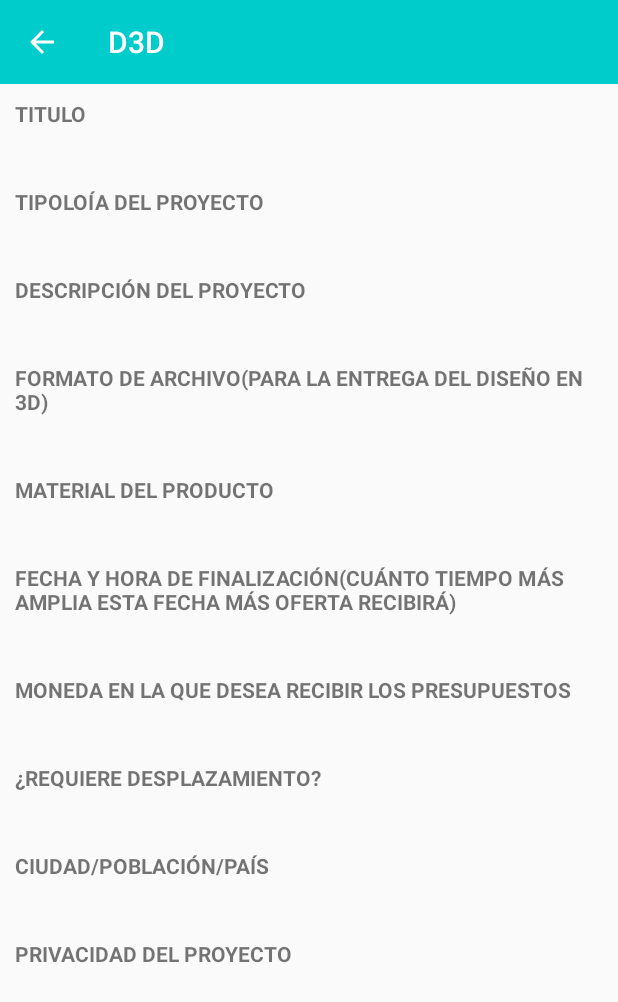
After one commit to chrisvk66/D3D-master, an Android app: the ResumenProyecto screen opened directly, with no data from a screen before it, on a phone screen of 412 x 824 dp. The commit adds this screen. Shown: the top 1002 px of the screen. Run offline under Robolectric (Android 15) with nearby library versions, the phone set to English and light mode, and no system bars; 1 statement that could not run was skipped.

```diff
--- a/app/src/main/AndroidManifest.xml
+++ b/app/src/main/AndroidManifest.xml
@@ -32,7 +32,7 @@
         <activity android:name=".Publish_Project" android:theme="@style/AppTheme.NoActionBar"></activity>
         <activity android:name=".Project_Main" android:theme="@style/AppTheme.NoActionBar"></activity>
         <activity android:name=".Evaluation" android:theme="@style/AppTheme.NoActionBar"></activity>
-
+        <activity android:name=".ResumenProyecto" android:theme="@style/AppTheme.NoActionBar"></activity>
 
     </application>
 
--- a/app/src/main/java/com/doingit3d/d3d/Evaluation.java
+++ b/app/src/main/java/com/doingit3d/d3d/Evaluation.java
@@ -1,13 +1,10 @@
 package com.doingit3d.d3d;
 
-import android.app.Activity;
 import android.content.Intent;
 import android.os.Build;
 import android.os.Bundle;
 import android.support.v7.app.AppCompatActivity;
 import android.support.v7.widget.Toolbar;
-import android.widget.ImageView;
-import android.widget.RatingBar;
 
 /**
  * Created by chris on 13/05/2017.
--- a/app/src/main/java/com/doingit3d/d3d/MenuListFragment.java
+++ b/app/src/main/java/com/doingit3d/d3d/MenuListFragment.java
@@ -116,14 +116,12 @@ public class MenuListFragment extends Fragment {
                     }else{
                         Toast.makeText(getContext(),"inicia sesion primero",Toast.LENGTH_SHORT).show();
                     }
-
                 }
-
 
                 return true;
             }
         }) ;
-       // setupHeader();
+
         return  view ;
     }
 }
--- a/app/src/main/java/com/doingit3d/d3d/Profile.java
+++ b/app/src/main/java/com/doingit3d/d3d/Profile.java
@@ -1,6 +1,5 @@
 package com.doingit3d.d3d;
 
-import android.app.Activity;
 import android.content.Intent;
 import android.os.Build;
 import android.os.Bundle;
--- /dev/null
+++ b/app/src/main/java/com/doingit3d/d3d/ResumenProyecto.java
@@ -0,0 +1,67 @@
+package com.doingit3d.d3d;
+
+import android.content.Intent;
+import android.os.Build;
+import android.os.Bundle;
+import android.support.v7.app.AppCompatActivity;
+import android.support.v7.widget.Toolbar;
+import android.widget.TextView;
+
+/**
+ * Created by david.martin on 18/05/2017.
+ */
+
+public class ResumenProyecto extends AppCompatActivity{
+
+    private TextView tipo_proyecto,titulo,descripcion,fecha,pais,moneda,
+    desplazamiento,formato_archivo,privacidad,material;
+    private BBDD_Controller controller = new BBDD_Controller(this);
+    private int id_proyecto;
+    private  final int RESUMEN=55;
+
+    protected void onCreate(Bundle savedInstanceState) {
+        super.onCreate(savedInstanceState);
+        setContentView(R.layout.resumen_proyecto);
+
+        Intent i=getIntent();
+        id_proyecto= i.getExtras().getInt("pos");
+
+        //poned en todas las actividades que querais la toolbar este codigo
+        Toolbar toolbar = (Toolbar) findViewById(R.id.toolbar2);
+        setSupportActionBar(toolbar);
+        getSupportActionBar().setDisplayHomeAsUpEnabled(true);
+        getSupportActionBar().setDisplayShowHomeEnabled(true);
+
+        tipo_proyecto=(TextView) findViewById(R.id.tv_tipologia_resumen);
+        titulo=(TextView) findViewById(R.id.tv_titulo_resumen);
+        descripcion=(TextView) findViewById(R.id.tv_descripcion_resumen);
+        fecha=(TextView) findViewById(R.id.tv_fecha_seleccionada_resumen);
+        pais=(TextView) findViewById(R.id.tv_pais_resumen);
+        moneda=(TextView) findViewById(R.id.tv_moneda_resumen);
+        desplazamiento=(TextView) findViewById(R.id.tv_desplazamiento_resumen);
+        formato_archivo=(TextView) findViewById(R.id.tv_formato_resumen);
+        privacidad=(TextView) findViewById(R.id.tv_privacidad_resumen);
+        material=(TextView) findViewById(R.id.tv_material_resumen);
+
+        controller.resumen_list(id_proyecto,tipo_proyecto,titulo,descripcion,fecha,pais,moneda,desplazamiento,formato_archivo,privacidad,material);
+
+    }
+
+
+    @Override
+    public boolean onSupportNavigateUp() {
+        onBackPressed();//llama a este metodo
+        return true;
+    }
+
+    public void onBackPressed() {
+       /* if (Build.VERSION.SDK_INT >= Build.VERSION_CODES.JELLY_BEAN) {
+            finishAffinity();
+        }
+        startActivity(new Intent(this,Project_Main.class));*/
+
+        Intent i = new Intent();
+        setResult(RESULT_OK, i);
+        finish();
+    }
+}
--- a/app/src/main/res/layout/register_user.xml
+++ b/app/src/main/res/layout/register_user.xml
@@ -68,9 +68,10 @@
                                 android:id="@+id/foto_registro"
                                 android:layout_width="match_parent"
                                 android:layout_height="wrap_content"
-                                android:src="@drawable/img_perfil"
+                                android:adjustViewBounds="false"
                                 android:clickable="true"
                                 android:onClick="ponerFoto"
+                                android:src="@drawable/img_perfil"
                                 app:civ_border_color="#FF000000"
                                 app:civ_border_width="2dp" />
                         </LinearLayout>
--- /dev/null
+++ b/app/src/main/res/layout/resumen_proyecto.xml
@@ -0,0 +1,177 @@
+<?xml version="1.0" encoding="utf-8"?>
+<LinearLayout xmlns:android="http://schemas.android.com/apk/res/android"
+    android:layout_width="match_parent"
+    android:layout_height="match_parent"
+    xmlns:app="http://schemas.android.com/apk/res-auto"
+    xmlns:fbutton="http://schemas.android.com/tools"
+    android:orientation="vertical">
+    <!-- nuevos botones: https://github.com/hoang8f/android-flat-button-->
+
+    <!-- si quereis una toolbar poned este codigo <include>, si no no saldrá y ponedlo el primero obviamente-->
+    <include
+        layout="@layout/toolbar_reutilizable"
+        android:layout_width="match_parent"
+        android:layout_height="wrap_content"></include>
+    <ScrollView
+        android:layout_width="match_parent"
+        android:layout_height="match_parent"
+        android:layout_marginLeft="10sp"
+        android:layout_marginRight="10sp"
+        android:layout_marginTop="10sp">
+
+        <LinearLayout
+            android:layout_width="match_parent"
+            android:layout_height="wrap_content"
+            android:orientation="vertical">
+
+            <TextView
+                android:layout_width="match_parent"
+                android:layout_height="wrap_content"
+                android:text="@string/titulo"
+                android:textAllCaps="true"
+                android:textStyle="bold" />
+
+            <TextView
+                android:id="@+id/tv_titulo_resumen"
+                android:layout_width="match_parent"
+                android:layout_height="wrap_content"
+                android:layout_marginBottom="20sp" />
+
+
+            <TextView
+                android:id="@+id/tv_tipologia"
+                android:layout_width="match_parent"
+                android:layout_height="wrap_content"
+                android:text="@string/tipologia_proyecto"
+                android:textAllCaps="true"
+                android:textStyle="bold" />
+
+            <TextView
+                android:id="@+id/tv_tipologia_resumen"
+                android:layout_height="wrap_content"
+                android:layout_width="match_parent"
+                android:layout_marginBottom="20sp"/>
+
+            <TextView
+                android:id="@+id/tv_descripcion"
+                android:layout_width="match_parent"
+                android:layout_height="wrap_content"
+                android:text="@string/descripcion_proyecto"
+                android:textAllCaps="true"
+                android:textStyle="bold" />
+
+            <TextView
+                android:id="@+id/tv_descripcion_resumen"
+                android:layout_width="match_parent"
+                android:layout_height="wrap_content"
+                android:layout_marginBottom="20sp"/>
+
+            <TextView
+                android:id="@+id/tv_formato_archivo"
+                android:layout_width="match_parent"
+                android:layout_height="wrap_content"
+                android:text="@string/formato_archivo"
+                android:textAllCaps="true"
+                android:textStyle="bold" />
+
+            <TextView
+                android:id="@+id/tv_formato_resumen"
+                android:layout_width="match_parent"
+                android:layout_height="wrap_content"
+                android:layout_marginBottom="20sp"/>
+
+
+            <TextView
+                android:id="@+id/tv_material"
+                android:layout_width="match_parent"
+                android:layout_height="wrap_content"
+                android:text="@string/material_string"
+                android:textAllCaps="true"
+                android:textStyle="bold" />
+
+            <TextView
+                android:id="@+id/tv_material_resumen"
+                android:layout_width="match_parent"
+                android:layout_height="wrap_content"
+                android:layout_marginBottom="20sp"/>
+
+            <TextView
+                android:id="@+id/tv_fecha_hora"
+                android:layout_width="match_parent"
+                android:layout_height="wrap_content"
+                android:text="@string/fecha_hora"
+                android:textAllCaps="true"
+                android:textStyle="bold" />
+
+            <TextView
+                android:id="@+id/tv_fecha_seleccionada_resumen"
+                android:layout_width="match_parent"
+                android:layout_height="wrap_content"
+                android:layout_weight="1"
+                android:layout_marginBottom="20sp" />
+
+
+            <TextView
+                android:id="@+id/tv_moneda"
+                android:layout_width="match_parent"
+                android:layout_height="wrap_content"
+                android:text="@string/tipo_moneda"
+                android:textAllCaps="true"
+                android:textStyle="bold" />
+
+            <TextView
+                android:id="@+id/tv_moneda_resumen"
+                android:layout_width="match_parent"
+                android:layout_height="wrap_content"
+                android:layout_marginBottom="20sp"/>
+
+
+            <TextView
+                android:id="@+id/tv_desplazamiento"
+                android:layout_width="match_parent"
+                android:layout_height="wrap_content"
+                android:text="@string/desplazamiento"
+                android:textAllCaps="true"
+                android:textStyle="bold" />
+
+            <TextView
+                android:id="@+id/tv_desplazamiento_resumen"
+                android:layout_width="match_parent"
+                android:layout_height="wrap_content"
+                android:layout_marginBottom="20sp"/>
+
+
+            <TextView
+                android:id="@+id/tv_pais"
+                android:layout_width="match_parent"
+                android:layout_height="wrap_content"
+                android:text="@string/ciudad_poblacion_pais"
+                android:textAllCaps="true"
+                android:textStyle="bold" />
+
+
+            <TextView
+                android:id="@+id/tv_pais_resumen"
+                android:layout_width="match_parent"
+                android:layout_height="wrap_content"
+                android:layout_marginBottom="20sp"/>
+
+            <TextView
+                android:id="@+id/tv_privacidad"
+                android:layout_width="match_parent"
+                android:layout_height="wrap_content"
+                android:text="@string/privacidad"
+                android:textAllCaps="true"
+                android:textStyle="bold" />
+
+            <TextView
+                android:id="@+id/tv_privacidad_resumen"
+                android:layout_width="match_parent"
+                android:layout_height="wrap_content"
+                android:layout_marginBottom="20sp"/>
+
+
+
+        </LinearLayout>
+    </ScrollView>
+</LinearLayout>
```
Also changed, not shown: app/src/main/java/com/doingit3d/d3d/BBDD_Controller.java (+51 -37 lines), app/src/main/java/com/doingit3d/d3d/MainActivity.java (+3 -10 lines), app/src/main/java/com/doingit3d/d3d/Project.java (+3 -10 lines), app/src/main/java/com/doingit3d/d3d/Project_Main.java (+78 -13 lines), app/src/main/java/com/doingit3d/d3d/Publish_Project.java (+7 -5 lines), app/src/main/res/layout/cada_proyecto.xml (+9 -10 lines), app/src/main/res/layout/publish_project.xml (+15 -3 lines), app/src/main/res/values/strings.xml (+10 -1 lines), 1 other file.
